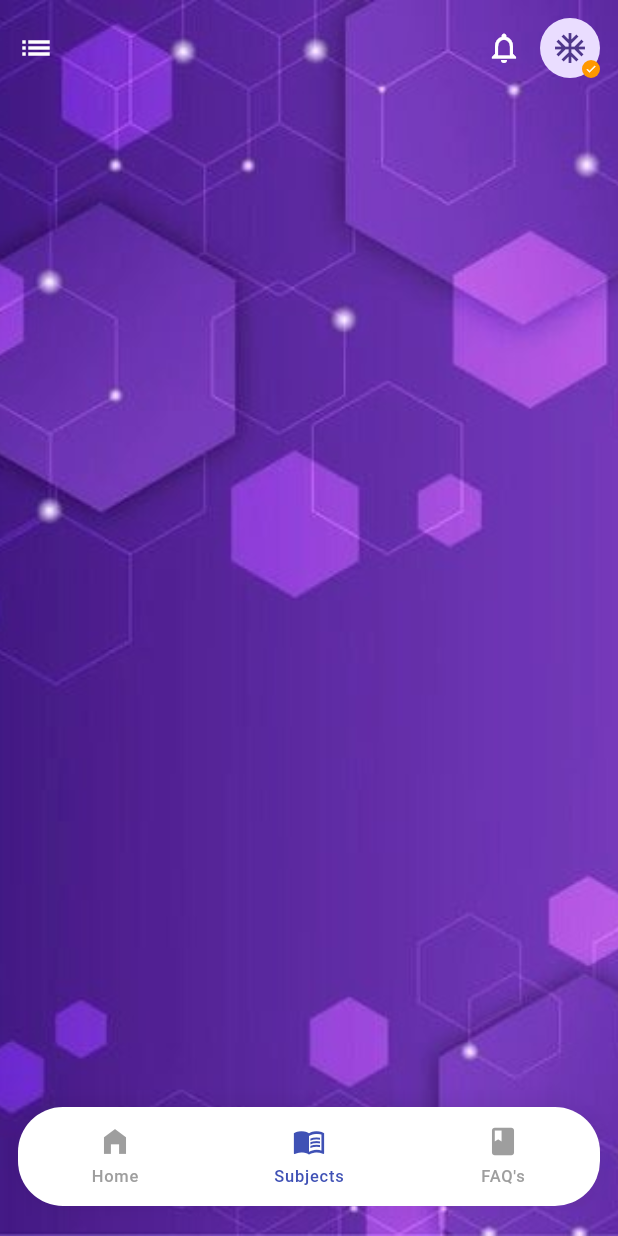
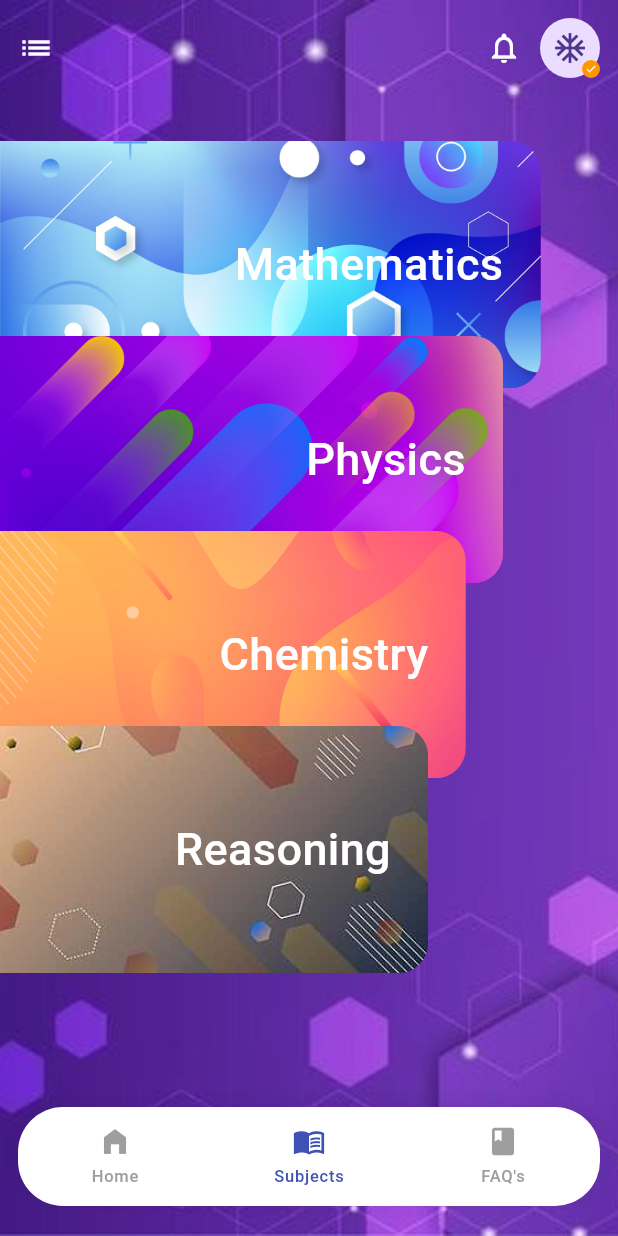
Before and after one commit to Touka-Agra/Minders25Third2Task1, a Flutter app: the screen it shows after launch, item 2 of the bottom bar chosen, on a phone screen of 412 x 824 dp. Run offline on Flutter 3.47's test engine with Material 3 defaults, Android fonts, the phone set to English and light mode, and no system bars; our stand-ins replace awesome_bottom_bar.

Commit message:
SubjectsScreen done

```diff
--- a/lib/DummyData.dart
+++ b/lib/DummyData.dart
@@ -38,6 +38,11 @@ class DummyData {
       colors: [Colors.blueAccent, Colors.deepPurple.shade400],
       path: MyPaths.maths,
     ),
+    Subject(
+      name: "Physics",
+      colors: [Colors.deepPurple.shade400, Colors.pink],
+      path: MyPaths.physics,
+    ),
 
     Subject(
       name: "Chemistry",
@@ -45,11 +50,7 @@ class DummyData {
       path: MyPaths.chemistry,
     ),
 
-    Subject(
-      name: "Physics",
-      colors: [Colors.deepPurple.shade400, Colors.pink],
-      path: MyPaths.physics,
-    ),
+
 
     Subject(
       name: "Reasoning",
--- a/lib/Screens/HomeScreen/HelpingWidgets/AppBar/MyAppBar.dart
+++ b/lib/Screens/HomeScreen/HelpingWidgets/AppBar/MyAppBar.dart
@@ -9,7 +9,9 @@ class MyAppBar extends StatelessWidget {
 
   @override
   Widget build(BuildContext context) {
-    return Row(
+    return Padding(
+      padding: const EdgeInsets.all(12.0),
+      child: Row(
         mainAxisAlignment: MainAxisAlignment.spaceBetween,
         children: [
           Icon(Icons.list, color: itemColors),
@@ -38,6 +40,7 @@ class MyAppBar extends StatelessWidget {
             ],
           ),
         ],
+      ),
     );
   }
 }
--- a/lib/Screens/HomeScreen/HomeScreen.dart
+++ b/lib/Screens/HomeScreen/HomeScreen.dart
@@ -10,9 +10,13 @@ class HomeScreen extends StatelessWidget {
 
   @override
   Widget build(BuildContext context) {
-    return Column(
+    return SingleChildScrollView(
+      child: Padding(
+        padding: const EdgeInsets.fromLTRB(12.0,5 , 12, 12),
+        child: Column(
           crossAxisAlignment: CrossAxisAlignment.start,
           children: [
+            MyAppBar(itemColors: Colors.black),
             WelcomeWidget(),
 
             Padding(
@@ -24,6 +28,8 @@ class HomeScreen extends StatelessWidget {
 
             SubjectWidget(),
           ],
+        ),
+      ),
     );
   }
 }
--- a/lib/Screens/StartScreen/StartScreen.dart
+++ b/lib/Screens/StartScreen/StartScreen.dart
@@ -21,10 +21,10 @@ class _StartScreenState extends State<StartScreen> {
     TabItem(icon: Icons.book_rounded, title: "FAQ's"),
   ];
 
-  final List<Widget> screens = const [
-    HomeScreen(),
+  final List<Widget> screens = [
+    const HomeScreen(),
     SubjectsScreen(),
-    FAQScreen(),
+    const FAQScreen(),
   ];
 
   int selectedIndex = 0;
@@ -38,8 +38,7 @@ class _StartScreenState extends State<StartScreen> {
     return Scaffold(
       backgroundColor: Colors.grey.shade50,
       extendBody: true,
-      body: SingleChildScrollView(
-        child: Stack(
+      body: Stack(
         children: [
           if (isSubjectsScreen)
             Container(
@@ -52,20 +51,10 @@ class _StartScreenState extends State<StartScreen> {
             ),
 
           SafeArea(
-              child: Padding(
-                padding: const EdgeInsets.all(12.0),
-                child: Column(
-                  children:[
-                    MyAppBar(itemColors: itemColors),
-                    SizedBox(height: 15),
+            child:screens[selectedIndex],
 
-                    screens[selectedIndex],
-                  ]
-                )
-              ),
           ),
         ],
-        ),
       ),
       bottomNavigationBar: Padding(
         padding: const EdgeInsets.fromLTRB(12, 0, 12, 20),
--- /dev/null
+++ b/lib/Screens/SubjectsScreen/HelpingWidgets/SubjectCard.dart
@@ -0,0 +1,55 @@
+
+import 'package:flutter/material.dart';
+
+import '../../../Classes/Subject.dart';
+
+class SubjectCard extends StatelessWidget {
+  const SubjectCard({
+    super.key,
+    required this.cardHeight,
+    required this.cardWidth,
+    required this.i,
+    required this.widthDiff,
+    required this.subjects,
+  });
+
+  final double cardHeight;
+  final double cardWidth;
+  final int i;
+  final double widthDiff;
+  final List<Subject> subjects;
+
+  @override
+  Widget build(BuildContext context) {
+    return Container(
+      height: cardHeight,
+      width: cardWidth - i * widthDiff,
+      decoration: BoxDecoration(
+        borderRadius: BorderRadius.only(
+          topRight: Radius.circular(20),
+          bottomRight: Radius.circular(20),
+        ),
+        image: DecorationImage(
+          image: AssetImage(subjects[i].path),
+          fit: BoxFit.cover,
+        ),
+      ),
+      child: Row(
+        mainAxisAlignment: MainAxisAlignment.end,
+        children: [
+          Padding(
+            padding: const EdgeInsets.only(right: 25.0),
+            child: Text(
+              subjects[i].name,
+              style: const TextStyle(
+                color: Colors.white,
+                fontSize: 30,
+                fontWeight: FontWeight.w500,
+              ),
+            ),
+          ),
+        ],
+      ),
+    );
+  }
+}
--- a/lib/Screens/SubjectsScreen/SubjectsScreen.dart
+++ b/lib/Screens/SubjectsScreen/SubjectsScreen.dart
@@ -1,13 +1,49 @@
-
 import 'package:flutter/material.dart';
 
+import '../../Classes/Subject.dart';
+import '../../DummyData.dart';
+import '../HomeScreen/HelpingWidgets/AppBar/MyAppBar.dart';
+import 'HelpingWidgets/SubjectCard.dart';
+
 class SubjectsScreen extends StatelessWidget {
-  const SubjectsScreen({super.key});
+  SubjectsScreen({super.key});
+
+  List<Subject> subjects = DummyData.subjects;
+
+  double overlapOffset = 65;
+  double widthDiff = 25;
 
   @override
   Widget build(BuildContext context) {
-    return Stack(
-      children: [],
+    double h = MediaQuery.of(context).size.height;
+    double w = MediaQuery.of(context).size.width;
+    double cardWidth = w * 0.875;
+    double cardHeight = h * 0.2;
+
+    double totalHeight = (cardHeight + overlapOffset) * (subjects.length - 1);
+
+    return SingleChildScrollView(
+      child: Column(
+        mainAxisSize: MainAxisSize.min,
+        children: [
+          MyAppBar(itemColors: Colors.white),
+          Padding(
+            padding: const EdgeInsets.only(top: 30.0),
+            child: SizedBox(
+              height: totalHeight,
+              child: Stack(
+                children: [
+                  for (int i = 0; i < subjects.length; i++)
+                    Positioned(
+                      top: i * 2 * overlapOffset,
+                      child: SubjectCard(cardHeight: cardHeight, cardWidth: cardWidth, i: i, widthDiff: widthDiff, subjects: subjects),
+                    ),
+                ],
+              ),
+            ),
+          ),
+        ],
+      ),
     );
   }
 }
```
Lines whose indentation alone changed are shown as unchanged.
